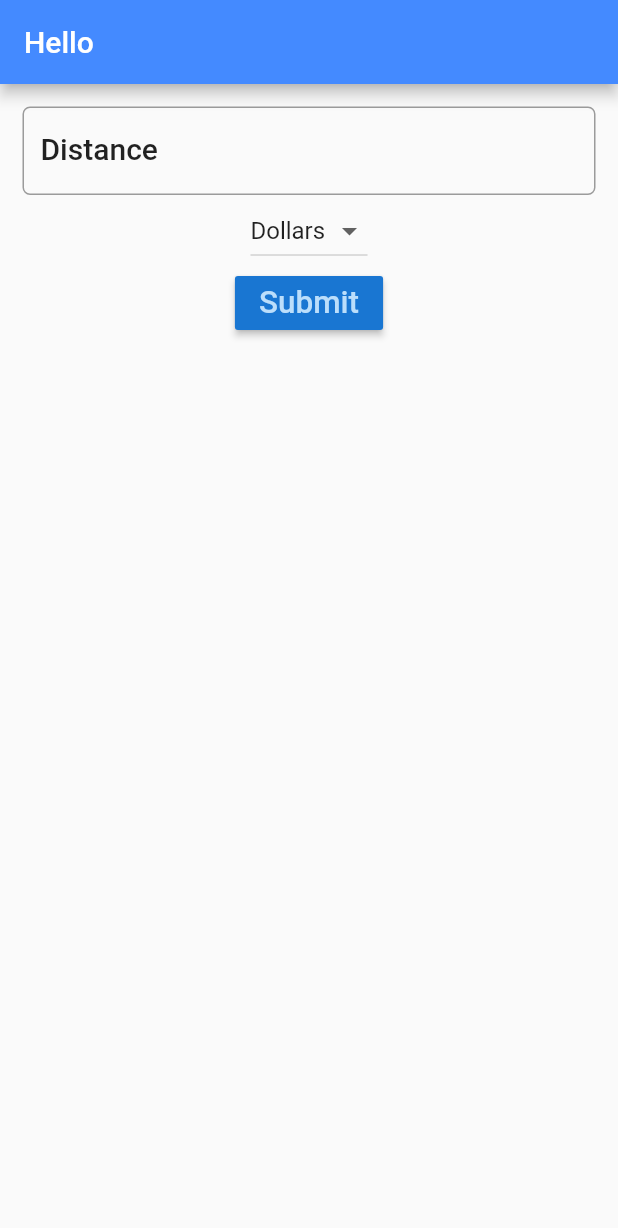
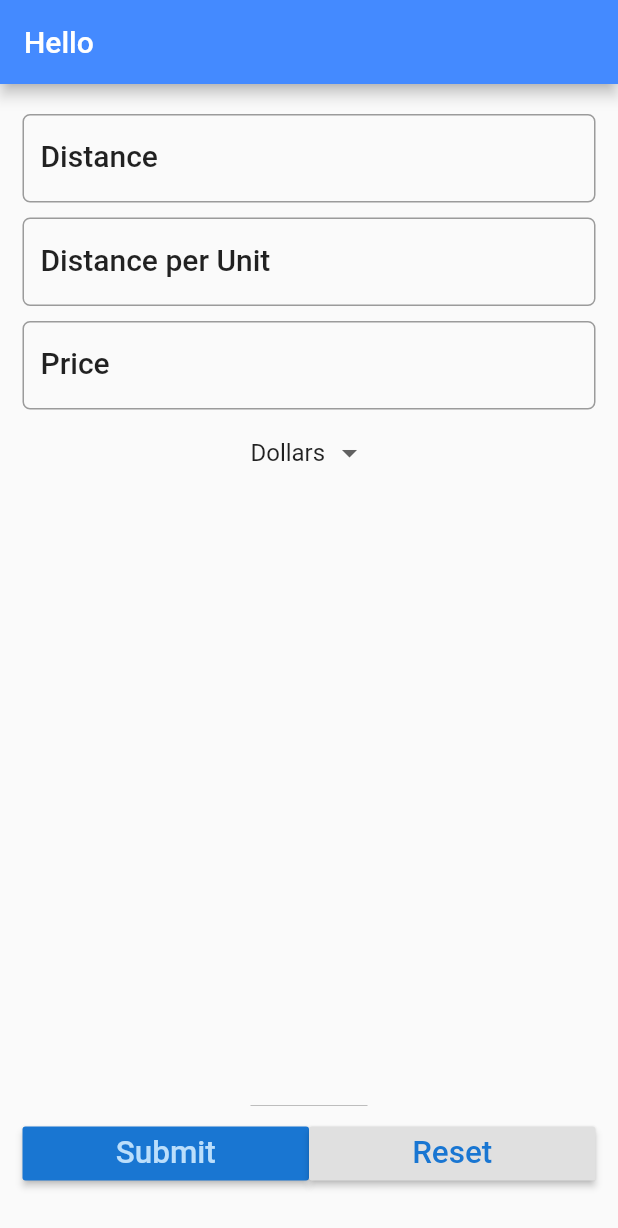
Before and after one commit to kayuyumwaura/new_cost_app, a Flutter app: the screen it shows after launch, after a tap on "Submit", on a phone screen of 412 x 824 dp. Shown: the top 1228 px of the screen. Run offline on Flutter 3.47's test engine with Material 2 defaults, Android fonts, the phone set to English and light mode, and no system bars.

Commit message:
Add reset button

```diff
--- a/lib/main.dart
+++ b/lib/main.dart
@@ -25,10 +25,12 @@ class FuelForm extends StatefulWidget{
 }
 
 class _FuelFormState extends State<FuelForm> {
-
+  final double _formDistance = 5.0;
   final _currencies = ['Dollars', 'Euro', 'Pounds'];
   String _currency = 'Dollars';
   TextEditingController distanceController = TextEditingController();
+  TextEditingController avgController = TextEditingController();
+  TextEditingController priceController = TextEditingController();
   String result = '';
 
   @override
@@ -43,7 +45,12 @@ class _FuelFormState extends State<FuelForm> {
         padding: EdgeInsets.all(15.0),
         child: Column(
           children: <Widget>[
-            TextField(
+            Padding(
+              padding: EdgeInsets.only(
+                top:_formDistance,
+                bottom:_formDistance
+              ),
+              child: TextField(
               controller: distanceController,
               decoration: InputDecoration(
                 labelText: 'Distance',
@@ -54,9 +61,46 @@ class _FuelFormState extends State<FuelForm> {
                   )
               ),
               keyboardType: TextInputType.number,
-
+            )),
+            Padding(
+              padding: EdgeInsets.only(
+                top:_formDistance,
+                bottom:_formDistance
+              ),
+              child: TextField(
+              controller: avgController,
+              decoration: InputDecoration(
+                labelText: 'Distance per Unit',
+                hintText: 'e.g. 17',
+                labelStyle: textstyle,
+                border: OutlineInputBorder(
+                  borderRadius: BorderRadius.circular(5.0)
+                  )
+              ),
+              keyboardType: TextInputType.number,
+            )),
+            Padding(
+              padding: EdgeInsets.only(
+                top:_formDistance,
+                bottom:_formDistance
+              ),
+              child:
+              Row(children: <Widget>[
+              Expanded(child: TextField(
+              controller: priceController,
+              decoration: InputDecoration(
+                labelText: 'Price',
+                hintText: 'e.g. 1.65',
+                labelStyle: textstyle,
+                border: OutlineInputBorder(
+                  borderRadius: BorderRadius.circular(5.0)
+                  )
+              ),
+              keyboardType: TextInputType.number,
+            ))],)
             ),
-            DropdownButton<String>(
+            Container(width: _formDistance *5),
+            Expanded(child: DropdownButton<String>(
               items: _currencies.map((String value){
                 return DropdownMenuItem<String>(
                   value: value,
@@ -66,14 +110,15 @@ class _FuelFormState extends State<FuelForm> {
               value: _currency,
               onChanged: (String value) {
                 _onDropdownChanged(value);
-              },
+              }),
               ),
-              RaisedButton(
+              Row(children: <Widget>[
+                Expanded(child:RaisedButton(
                 color: Theme.of(context).primaryColorDark,
                 textColor: Theme.of(context).primaryColorLight,
                 onPressed: () {
                   setState(() {
-                    result = distanceController.text;
+                    result = _calculate();
                   });
                 },
                 child: Text(
@@ -81,7 +126,22 @@ class _FuelFormState extends State<FuelForm> {
                   textScaleFactor: 1.5,
                 ),
 
-              ),
+              )),
+              Expanded(child:RaisedButton(
+                color: Theme.of(context).buttonColor,
+                textColor: Theme.of(context).primaryColorDark,
+                onPressed: () {
+                  setState(() {
+                    _reset();
+                  });
+                },
+                child: Text(
+                  'Reset',
+                  textScaleFactor: 1.5,
+                ),
+
+              )),
+              ]),
             Text(result)
           ]
         )
@@ -93,4 +153,23 @@ class _FuelFormState extends State<FuelForm> {
       this._currency = value;
     });
   }
+
+String _calculate(){
+  double _distance = double.parse(distanceController.text);
+  double _consumption = double.parse(avgController.text);
+  double _fuelCost = double.parse(priceController.text);
+  double _totalCost = _distance / _consumption * _fuelCost;
+  String _result = 'The total cost of your trip is ' +
+    _totalCost.toStringAsFixed(2) + '' + _currency;
+  return _result;
+  }
+
+void _reset() {
+  distanceController.text = '';
+  avgController.text = '';
+  priceController.text = '';
+  setState(() {
+    result = '';
+  });
+  }
 }
```
